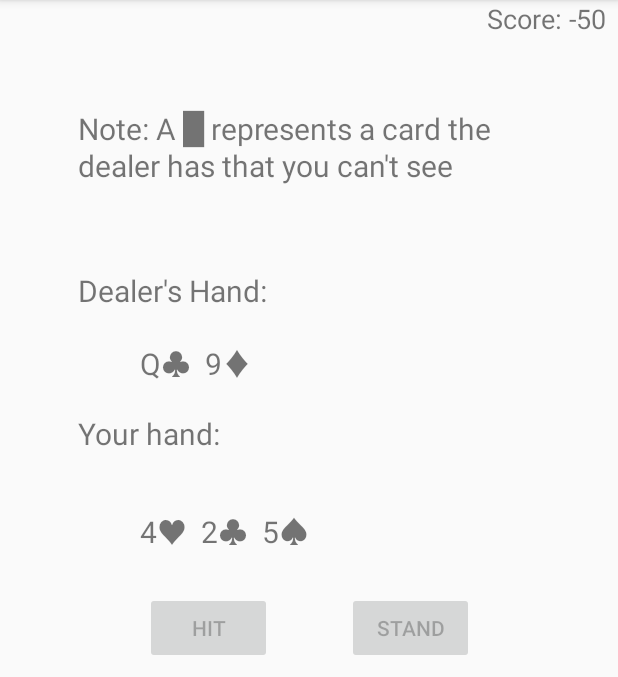
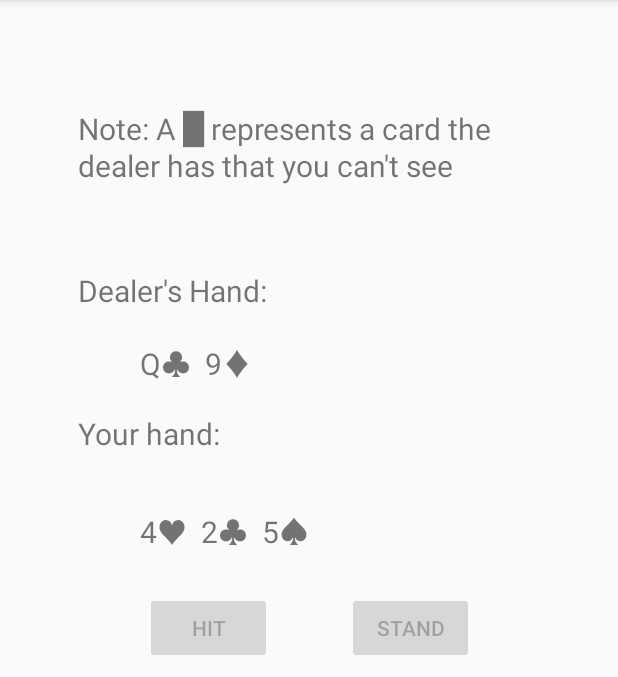
Before and after one commit to lukaswillsie/CSC207-Project, an Android app: the BlackjackPlayActivity screen opened directly, with no data from a screen before it, after a tap on "STAND", on a phone screen of 412 x 824 dp, the part 84-761 px from its top. Run offline under Robolectric (Android 15) with nearby library versions, the phone set to English and light mode, and no system bars; 1 statement that could not run was skipped; 1 other tap on this screen came first.

Commit message:
Removed score counter from Blackjack because originally you were going to be playing with your score from the other games, but that doesn't make sense anymore because the games are independent

```diff
--- a/phase1/Game/app/src/main/java/com/example/game/level1/activities/BlackjackPlayActivity.java
+++ b/phase1/Game/app/src/main/java/com/example/game/level1/activities/BlackjackPlayActivity.java
@@ -81,11 +81,6 @@ public class BlackjackPlayActivity extends AppCompatActivity {
         levelManager.setup();
         levelManager.play();
 
-        score = getIntent().getIntExtra(BlackjackStartActivity.tag + ".score", 0);
-
-        String scoreText = "Score: " + score;
-        ((TextView) findViewById(R.id.playScore)).setText(scoreText);
-
         numHands = new SettingsManagerBuilder().build(this, GameData.USERNAME).getSetting(Setting.NUM_HANDS);
 
         ((TextView)findViewById(R.id.blackjackNote)).setText(note);
@@ -156,14 +151,9 @@ public class BlackjackPlayActivity extends AppCompatActivity {
             if(currentStreak > longestStreak){
                 longestStreak = currentStreak;
             }
-            score += 100;
             wins++;
         } else {
             currentStreak = 0;
-            score -= 50;
         }
-
-        String scoreText = "Score: " + score;
-        ((TextView) findViewById(R.id.playScore)).setText(scoreText);
     }
 }
--- a/phase1/Game/app/src/main/java/com/example/game/level1/activities/BlackjackStartActivity.java
+++ b/phase1/Game/app/src/main/java/com/example/game/level1/activities/BlackjackStartActivity.java
@@ -22,7 +22,6 @@ public class BlackjackStartActivity extends AppCompatActivity {
 
     public void startGame(View view) {
         Intent intent = new Intent(this, BlackjackPlayActivity.class);
-        intent.putExtra(tag + ".score", 500);
         startActivity(intent);
     }
 }
--- a/phase1/Game/app/src/main/res/layout/blackjack_play.xml
+++ b/phase1/Game/app/src/main/res/layout/blackjack_play.xml
@@ -123,15 +123,6 @@
     </androidx.constraintlayout.widget.ConstraintLayout>
 
     <TextView
-        android:id="@+id/playScore"
-        android:layout_width="wrap_content"
-        android:layout_height="wrap_content"
-        android:layout_marginEnd="8dp"
-        android:textSize="18sp"
-        app:layout_constraintEnd_toEndOf="parent"
-        app:layout_constraintTop_toTopOf="parent" />
-
-    <TextView
         android:id="@+id/blackjackNote"
         android:layout_width="297dp"
         android:layout_height="64dp"
```
